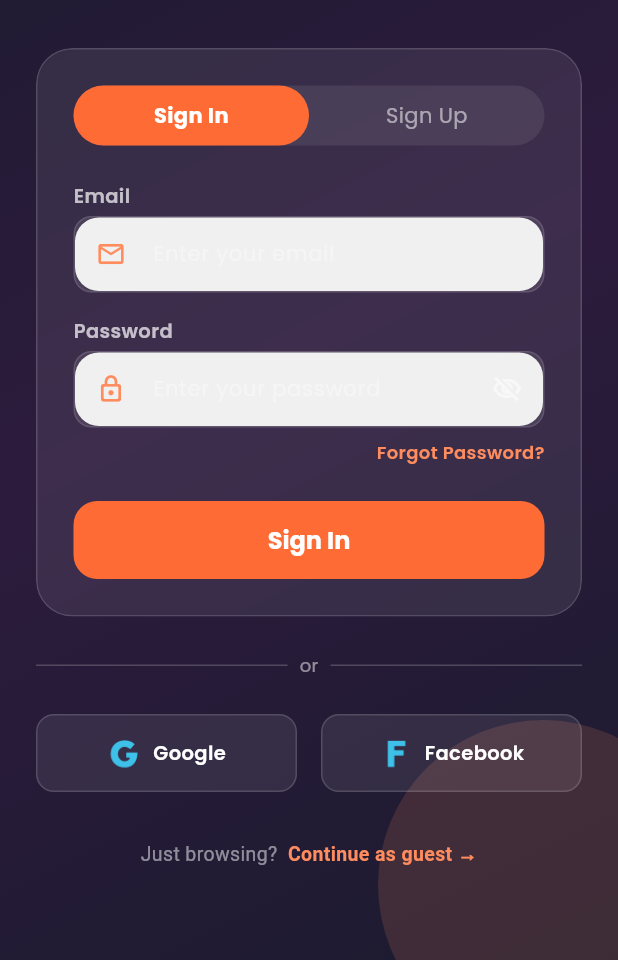
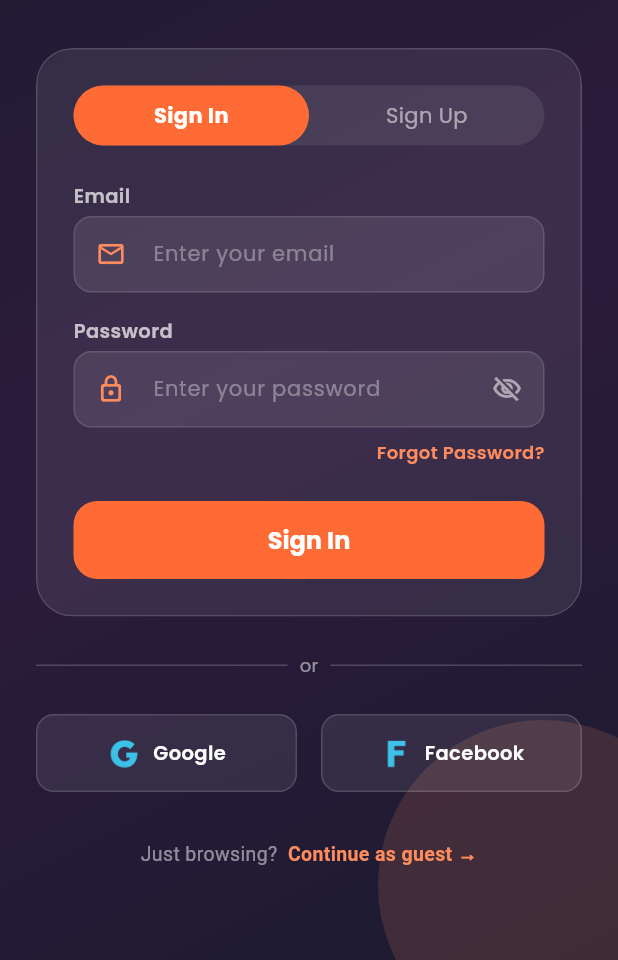
Before and after one commit to mynul56/Food_res, a Flutter app: the screen it shows after launch, on a phone screen of 412 x 824 dp, the part 276-1236 px from its top. Run offline on Flutter 3.47's test engine with Material 3 defaults, Android fonts, the phone set to English and light mode, and no system bars; drawn by our look-alikes of flutter_animate; our stand-ins replace cached_network_image, carousel_slider, cloud_firestore, cloud_functions, firebase_auth, firebase_core and 5 more; missing offline and left inert: flutter_facebook_auth; accounts and stored records are empty.

Commit message:
feat: Implement default hint text styling for input decoration themes and adjust input field filling in auth view.

```diff
--- a/user_app/lib/core/theme/app_theme.dart
+++ b/user_app/lib/core/theme/app_theme.dart
@@ -34,6 +34,7 @@ class AppTheme {
     inputDecorationTheme: InputDecorationTheme(
       filled: true,
       fillColor: AppColors.lightSurface,
+      hintStyle: const TextStyle(color: AppColors.textLight, fontSize: 14),
       contentPadding: const EdgeInsets.symmetric(horizontal: 16, vertical: 14),
       border: OutlineInputBorder(
         borderRadius: BorderRadius.circular(16),
@@ -101,6 +102,8 @@ class AppTheme {
     inputDecorationTheme: InputDecorationTheme(
       filled: true,
       fillColor: AppColors.darkSurface,
+      hintStyle:
+          TextStyle(color: Colors.white.withValues(alpha: 0.4), fontSize: 14),
       contentPadding: const EdgeInsets.symmetric(horizontal: 16, vertical: 14),
       border: OutlineInputBorder(
         borderRadius: BorderRadius.circular(16),
--- a/user_app/lib/modules/auth/auth_view.dart
+++ b/user_app/lib/modules/auth/auth_view.dart
@@ -440,6 +440,7 @@ class _AuthField extends StatelessWidget {
               color: Colors.white.withValues(alpha: 0.35), fontSize: 14),
           prefixIcon: Icon(icon, color: AppColors.primaryLight, size: 20),
           suffixIcon: suffixIcon,
+          filled: false,
           border: InputBorder.none,
           contentPadding: const EdgeInsets.symmetric(
               horizontal: AppDimensions.md, vertical: 14),
```
Also changed, not shown: 2 other files.
